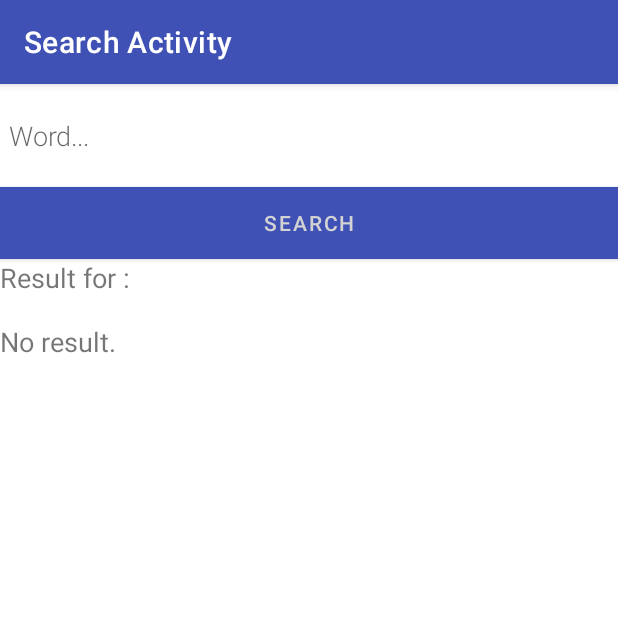
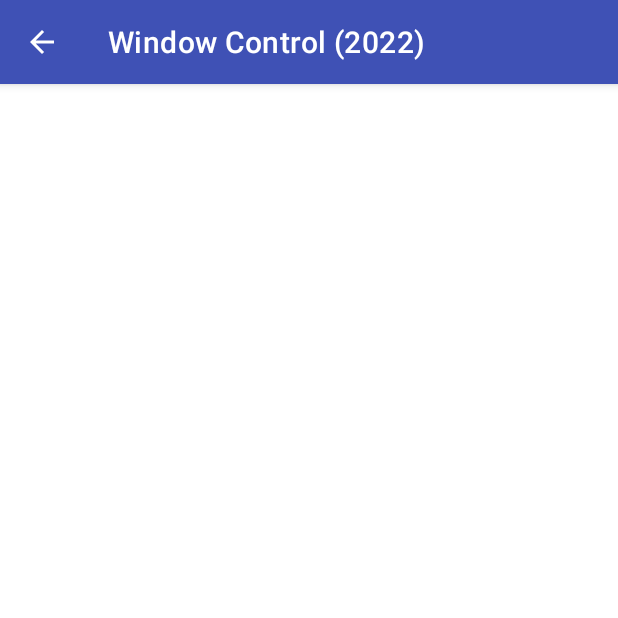
Before and after one commit to madasilva1/Searchable, an Android app: the SearchActivity screen opened directly, with no data from a screen before it, after a tap on "SEARCH", on a phone screen of 412 x 824 dp, the top half of it. Run offline under Robolectric (Android 15) with nearby library versions, the phone set to English and light mode, and no system bars.

Commit message:
New Activity included,DisplaySearch, to be implemented

```diff
--- a/app/src/main/AndroidManifest.xml
+++ b/app/src/main/AndroidManifest.xml
@@ -14,17 +14,19 @@
         android:theme="@style/Theme.Wordlistsqlsearchable"
         tools:targetApi="31">
         <activity
-            android:name=".DisplayList"
-            android:label="Date     Room     Windows     Issues"
+            android:name=".DisplaySearch"
             android:exported="false" />
         <activity
+            android:name=".DisplayList"
+            android:exported="false"
+            android:label="Date     Room     Windows     Issues" />
+        <activity
             android:name=".SearchActivity"
-            android:label="Search Activity"
-            android:exported="false" />
+            android:exported="false"
+            android:label="Search Activity" />
         <activity
             android:name=".EditWordActivity"
             android:exported="false" />
-
         <activity
             android:name=".MainActivity"
             android:exported="true">
--- /dev/null
+++ b/app/src/main/java/com/example/wordlistsqlsearchable/DisplaySearch.java
@@ -0,0 +1,37 @@
+package com.example.wordlistsqlsearchable;
+
+import androidx.appcompat.app.AppCompatActivity;
+import androidx.recyclerview.widget.RecyclerView;
+
+import android.content.Context;
+import android.os.Bundle;
+import android.widget.SearchView;
+
+import java.util.ArrayList;
+
+
+public class DisplaySearch extends AppCompatActivity implements SearchView.OnQueryTextListener {
+WordListOpenHelper db;
+WordItem wordItem;
+Context context;
+RecyclerView recyclerView;
+private ArrayList<WordItem> wordItemArrayList;
+
+    @Override
+    protected void onCreate(Bundle savedInstanceState) {
+        super.onCreate(savedInstanceState);
+        setContentView(R.layout.activity_display_search);
+        getSupportActionBar().setDisplayHomeAsUpEnabled(true);
+
+    }
+
+    @Override
+    public boolean onQueryTextSubmit(String query) {
+        return false;
+    }
+
+    @Override
+    public boolean onQueryTextChange(String newText) {
+        return false;
+    }
+}
--- a/app/src/main/java/com/example/wordlistsqlsearchable/SearchActivity.java
+++ b/app/src/main/java/com/example/wordlistsqlsearchable/SearchActivity.java
@@ -1,6 +1,8 @@
 package com.example.wordlistsqlsearchable;
 
 import androidx.appcompat.app.AppCompatActivity;
+
+import android.content.Intent;
 import android.database.Cursor;
 import android.os.Bundle;
 
@@ -22,15 +24,18 @@ public class SearchActivity extends AppCompatActivity {
     protected void onCreate(Bundle savedInstanceState) {
         super.onCreate(savedInstanceState);
         setContentView(R.layout.activity_search);
-        mDB = new WordListOpenHelper(this);
 
-        mEditWordView = ((EditText) findViewById(R.id.search_word));
-        mTextView = ((TextView) findViewById(R.id.search_result));
+        // mDB = new WordListOpenHelper(this);
+
+        //  mEditWordView = ((EditText) findViewById(R.id.search_word));
+        //  mTextView = ((TextView) findViewById(R.id.search_result));
     }
 
     // Click handler for Search button.
     public void showResult(View view) {
-        String word = mEditWordView.getText().toString();
+        Intent intent = new Intent(getBaseContext(), DisplaySearch.class);
+        startActivity(intent);
+      /*  String word = mEditWordView.getText().toString();
         mTextView.setText("Result for " + word + ":\n\n");
         mTextView.setMovementMethod(new ScrollingMovementMethod());
         // Search for the word in the database.
@@ -56,5 +61,6 @@ public class SearchActivity extends AppCompatActivity {
             mTextView.append(getString(R.string.no_result));
 
         }
+    }*/
     }
 }
--- /dev/null
+++ b/app/src/main/res/layout/activity_display_search.xml
@@ -0,0 +1,21 @@
+<?xml version="1.0" encoding="utf-8"?>
+<LinearLayout
+xmlns:android="http://schemas.android.com/apk/res/android"
+android:orientation="vertical" android:layout_width="match_parent"
+android:layout_height="match_parent">
+
+<androidx.recyclerview.widget.RecyclerView
+    android:layout_height="match_parent"
+    android:layout_width="match_parent"
+    android:id = "@+id/recycleview">
+
+</androidx.recyclerview.widget.RecyclerView>
+<LinearLayout
+    android:layout_width="wrap_content"
+    android:layout_height="wrap_content"
+    android:layout_gravity="bottom"
+    android:layout_margin="16dp"
+    android:clickable="true"
+    android:src = "@mipmap/ic_launcher"
+    android:orientation="vertical" />
+</LinearLayout>
--- a/app/src/main/res/values/strings.xml
+++ b/app/src/main/res/values/strings.xml
@@ -1,8 +1,8 @@
-
 <resources>
     <string name="app_name">Window Control</string>
     <string name="hint_word">Word...</string>
-    <string name="hint_date"> Date</string> type=""
+    <string name="hint_date"> Date</string>
+    type=""
     <string name="hint_definition">Definition...</string>
     <string name="my_string"><u>Enter Date    Room     Win      Issues </u></string>
     <string name="button_save">Save</string>
```
